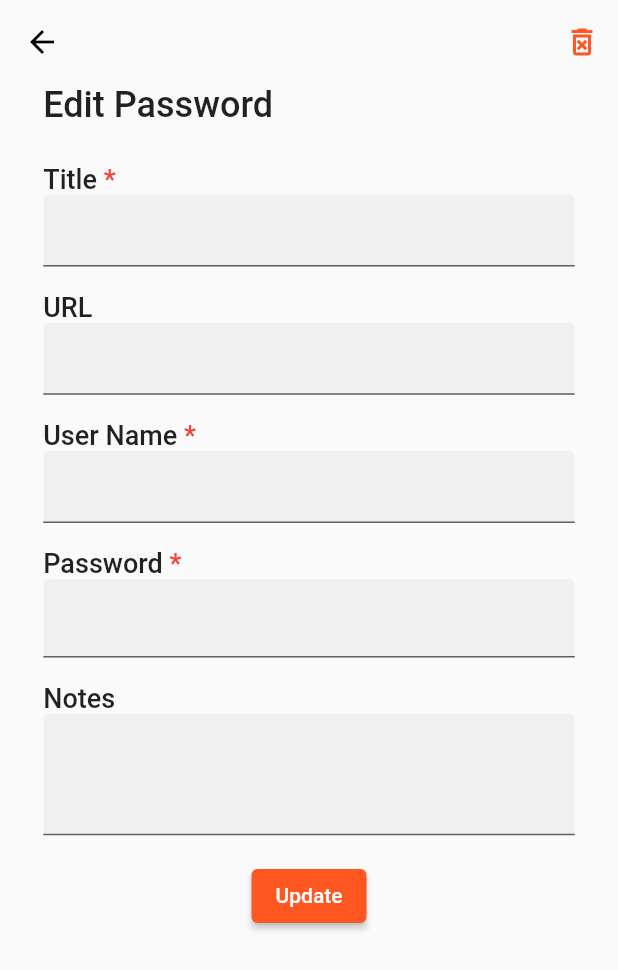
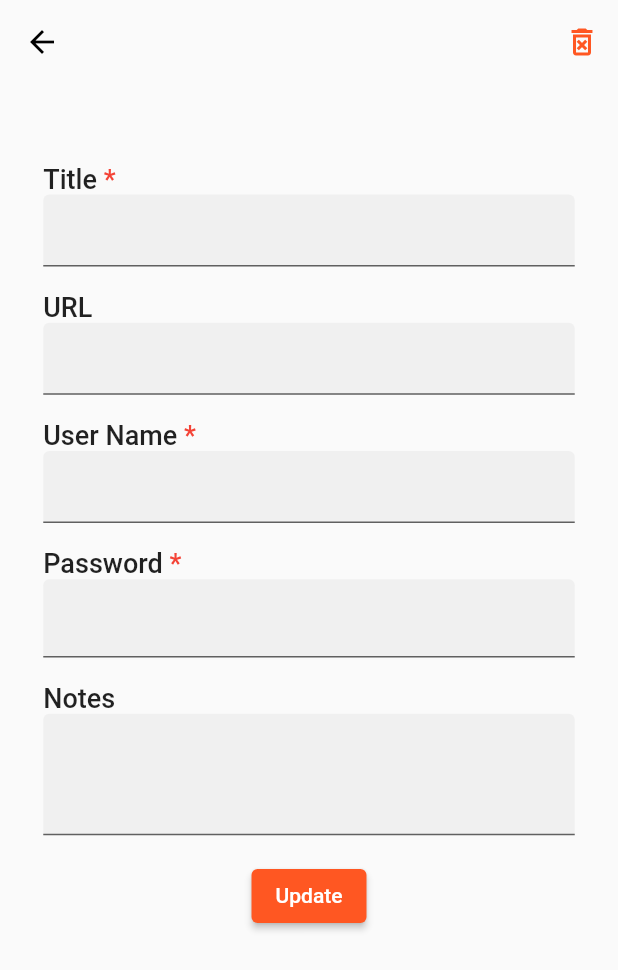
Before and after one commit to Emon526/Flutter_PassVault, a Flutter app: the ViewPassword screen opened directly, on a phone screen of 412 x 824 dp. Shown: the top 970 px of the screen. Run offline on Flutter 3.47's test engine with Material 2 defaults, Android fonts, the phone set to English and light mode, and no system bars; our stand-ins replace cached_network_image, form_field_validator, persistent_bottom_nav_bar, shared_preferences, sqflite; missing offline and left inert: favicon; accounts and stored records are empty.

Commit message:
page title change

```diff
--- a/lib/screens/vault/viewpassword.dart
+++ b/lib/screens/vault/viewpassword.dart
@@ -110,9 +110,10 @@ class _ViewPasswordState extends State<ViewPassword> {
             child: Column(
               crossAxisAlignment: CrossAxisAlignment.start,
               children: [
-                const Text(
-                  'Edit Password',
-                  style: TextStyle(
+                Text(
+                  // 'Edit Password',
+                  context.read<AddPasswordProvider>().title,
+                  style: const TextStyle(
                     fontSize: 24,
                     fontWeight: FontWeight.w500,
                   ),
```
